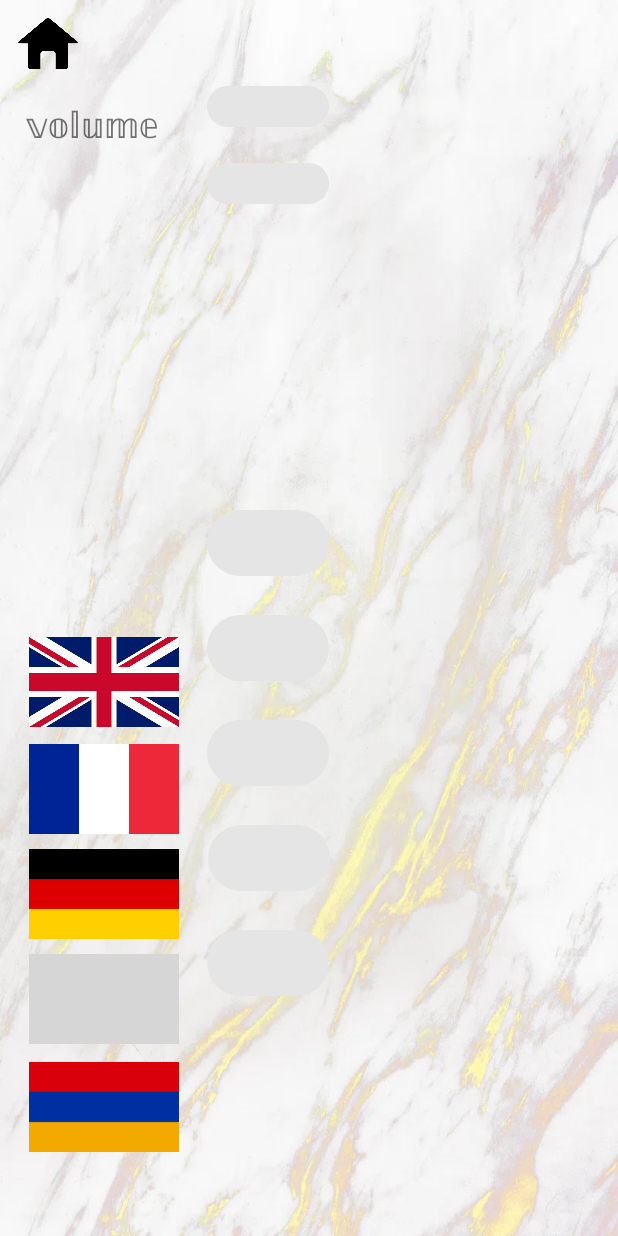
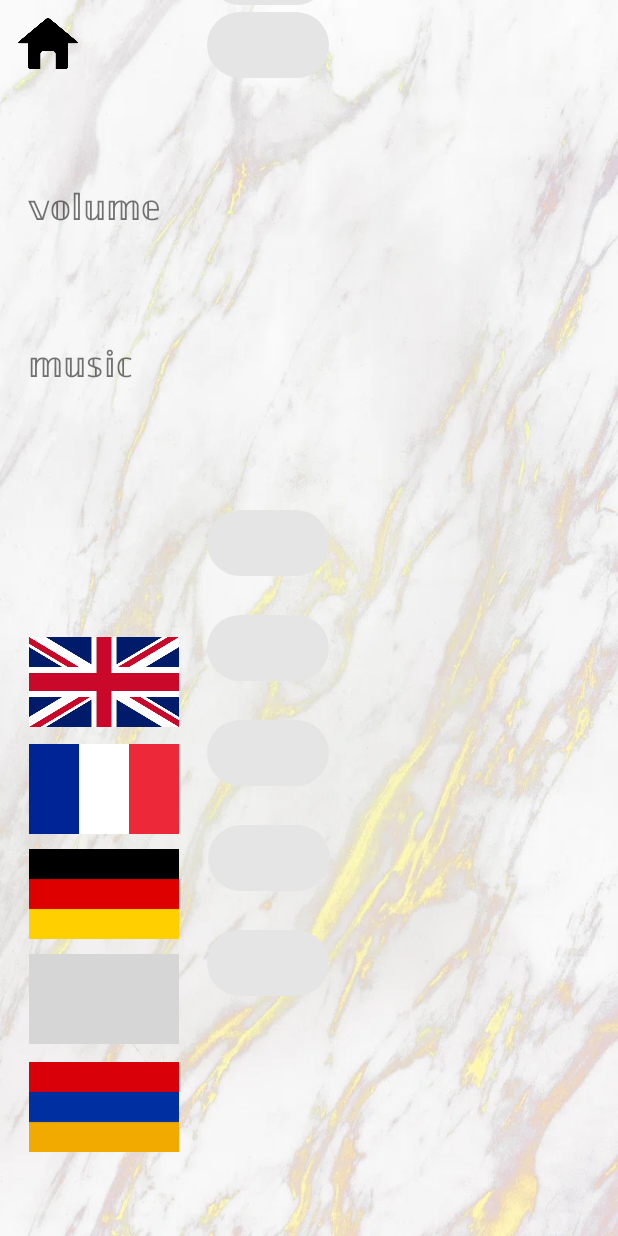
Before and after one commit to osama-binladin/coinclicker2.0, an Android app: the layout fragment_settings.xml on its own in the app's theme, with its tools: preview values and no code run, on a phone screen of 412 x 824 dp. Run offline under Robolectric (Android 15) with nearby library versions, the phone set to English and light mode, and no system bars; grey boxes are pictures that could not be loaded.

Commit message:
make page working

```diff
--- a/app/src/main/java/com/example/coinclickergameict/MainActivity.kt
+++ b/app/src/main/java/com/example/coinclickergameict/MainActivity.kt
@@ -1,7 +1,7 @@
-import com.example.coinclickergameict.R
+
 
 package com.example.coinclickergameict
-
+import com.example.coinclickergameict.R
 import androidx.appcompat.app.AppCompatActivity
 import android.os.Bundle
 
--- a/app/src/main/res/layout/fragment_blank.xml
+++ b/app/src/main/res/layout/fragment_blank.xml
@@ -46,7 +46,7 @@
         app:layout_constraintTop_toTopOf="parent" />
 
     <ImageButton
-        android:id="@+id/imageButton"
+        android:id="@+id/startknop"
         android:layout_width="183dp"
         android:layout_height="170dp"
         android:background="#0CFEFEFE"
--- a/app/src/main/res/layout/fragment_settings.xml
+++ b/app/src/main/res/layout/fragment_settings.xml
@@ -16,31 +16,30 @@
         android:layout_height="0dp"
         app:layout_constraintBottom_toBottomOf="parent"
         app:layout_constraintEnd_toEndOf="parent"
-        app:layout_constraintHorizontal_bias="0.0"
+        app:layout_constraintHorizontal_bias="1.0"
         app:layout_constraintStart_toStartOf="parent"
         app:layout_constraintTop_toTopOf="parent"
         app:layout_constraintVertical_bias="0.0" />
 
     <com.google.android.material.chip.Chip
+        android:id="@+id/chip5"
+        android:layout_width="105dp"
+        android:layout_height="60dp"
+        app:layout_constraintEnd_toEndOf="parent"
+        app:layout_constraintHorizontal_bias="0.411"
+        app:layout_constraintStart_toStartOf="parent"
+        tools:layout_editor_absoluteY="124dp" />
+
+    <com.google.android.material.chip.Chip
         android:id="@+id/chip4"
         android:layout_width="105dp"
-        android:layout_height="43dp"
-        android:layout_marginBottom="188dp"
-        app:layout_constraintBottom_toTopOf="@+id/chip13"
-        app:layout_constraintEnd_toEndOf="parent"
-        app:layout_constraintHorizontal_bias="0.411"
-        app:layout_constraintStart_toStartOf="parent" />
-
-    <com.google.android.material.chip.Chip
-        android:id="@+id/chip5"
-        android:layout_width="105dp"
-        android:layout_height="43dp"
-        app:layout_constraintBottom_toTopOf="@+id/chip4"
+        android:layout_height="60dp"
+        app:layout_constraintBottom_toTopOf="@+id/chip5"
         app:layout_constraintEnd_toEndOf="parent"
         app:layout_constraintHorizontal_bias="0.411"
         app:layout_constraintStart_toStartOf="parent"
         app:layout_constraintTop_toTopOf="parent"
-        app:layout_constraintVertical_bias="0.862" />
+        app:layout_constraintVertical_bias="0.822" />
 
     <ImageView
         android:id="@+id/imageView9"
@@ -170,29 +169,28 @@
         app:layout_constraintTop_toBottomOf="@+id/chip13" />
 
     <TextView
-        android:id="@+id/textView2"
-        android:layout_width="91dp"
-        android:layout_height="43dp"
-        android:layout_marginStart="4dp"
-        android:layout_marginBottom="184dp"
-        android:textSize="24sp"
-        app:layout_constraintBottom_toTopOf="@+id/imageView11"
-        app:layout_constraintEnd_toStartOf="@+id/chip4"
-        app:layout_constraintHorizontal_bias="0.483"
-        app:layout_constraintStart_toStartOf="parent"
-        app:layout_constraintTop_toBottomOf="@+id/textView4"
-        app:layout_constraintVertical_bias="0.933" />
-
-    <TextView
         android:id="@+id/textView4"
         android:layout_width="91dp"
         android:layout_height="43dp"
         android:text="𝕧𝕠𝕝𝕦𝕞𝕖"
         android:textSize="24sp"
-        app:layout_constraintBottom_toTopOf="@+id/imageView11"
-        app:layout_constraintEnd_toStartOf="@+id/chip5"
+        app:layout_constraintBottom_toTopOf="@+id/textView2"
+        app:layout_constraintEnd_toStartOf="@+id/chip4"
+        app:layout_constraintHorizontal_bias="0.542"
         app:layout_constraintStart_toStartOf="parent"
         app:layout_constraintTop_toTopOf="parent"
-        app:layout_constraintVertical_bias="0.173" />
+        app:layout_constraintVertical_bias="0.662" />
+
+    <TextView
+        android:id="@+id/textView2"
+        android:layout_width="91dp"
+        android:layout_height="43dp"
+        android:layout_marginBottom="156dp"
+        android:text="𝕞𝕦𝕤𝕚𝕔"
+        android:textSize="24sp"
+        app:layout_constraintBottom_toTopOf="@+id/imageView11"
+        app:layout_constraintEnd_toStartOf="@+id/chip4"
+        app:layout_constraintHorizontal_bias="0.542"
+        app:layout_constraintStart_toStartOf="parent" />
 
 </androidx.constraintlayout.widget.ConstraintLayout>
```
Also changed, not shown: app/src/main/java/com/example/coinclickergameict/BlankFragment.kt (+11 -2 lines), app/src/main/java/com/example/coinclickergameict/BlankFragment2.kt (added, +53 -0 lines), app/src/main/res/layout/fragment_blank2.xml (added, +60 -0 lines), app/src/main/res/navigation/navigation.xml (+8 -0 lines), app/src/main/res/drawable/coin_clicker_button.webp (added), app/src/main/res/drawable/start_knop.jpg (deleted).
